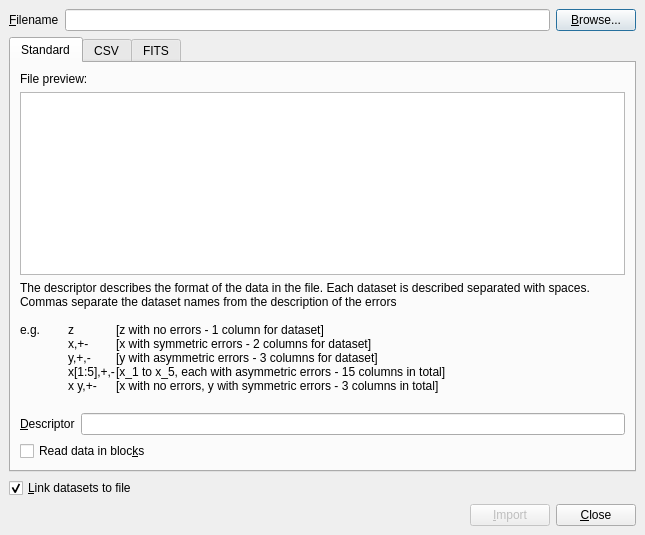
Before: the Qt Designer form dialogs/import.ui in veusz/veusz, drawn with Qt 5.
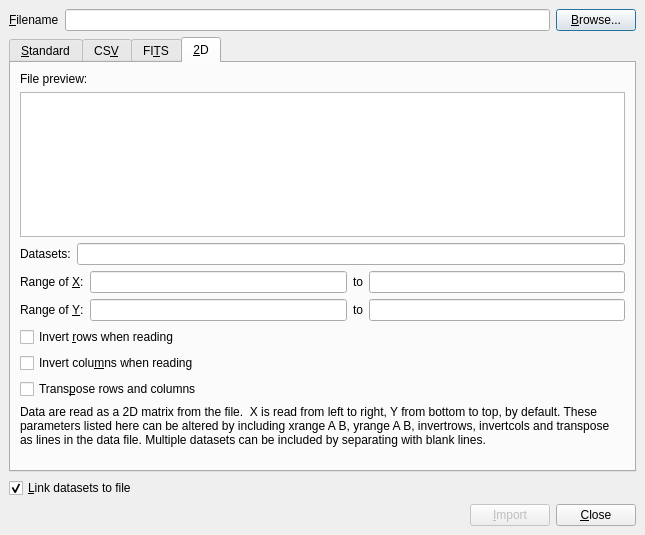
After: the same form once the commit is applied. The open tabs and pages were chosen to show the change.

Commit message: Fix 2D import

Patch:
```diff
--- a/dialogs/import.ui
+++ b/dialogs/import.ui
@@ -63,10 +63,7 @@
      </property>
      <widget class="QWidget" name="standardtab" >
       <attribute name="title" >
-       <string>Standard</string>
-      </attribute>
-      <attribute name="toolTip" >
-       <string>Standard plain text import</string>
+       <string>&amp;Standard</string>
       </attribute>
       <layout class="QVBoxLayout" >
        <property name="margin" >
@@ -174,10 +171,7 @@
      </widget>
      <widget class="QWidget" name="csvtab" >
       <attribute name="title" >
-       <string>CSV</string>
-      </attribute>
-      <attribute name="toolTip" >
-       <string>For importing comma separated variable files</string>
+       <string>CS&amp;V</string>
       </attribute>
       <layout class="QVBoxLayout" >
        <property name="margin" >
@@ -273,7 +267,7 @@
      </widget>
      <widget class="QWidget" name="fitstab" >
       <attribute name="title" >
-       <string>FITS</string>
+       <string>FI&amp;TS</string>
       </attribute>
       <layout class="QVBoxLayout" >
        <property name="margin" >
@@ -401,6 +395,161 @@
        </item>
       </layout>
      </widget>
+     <widget class="QWidget" name="tab2d" >
+      <attribute name="title" >
+       <string>&amp;2D</string>
+      </attribute>
+      <layout class="QVBoxLayout" >
+       <property name="margin" >
+        <number>9</number>
+       </property>
+       <property name="spacing" >
+        <number>6</number>
+       </property>
+       <item>
+        <widget class="QLabel" name="label_9" >
+         <property name="text" >
+          <string>File preview:</string>
+         </property>
+        </widget>
+       </item>
+       <item>
+        <widget class="QTextEdit" name="twod_previewedit" >
+         <property name="readOnly" >
+          <bool>true</bool>
+         </property>
+        </widget>
+       </item>
+       <item>
+        <layout class="QHBoxLayout" >
+         <property name="margin" >
+          <number>0</number>
+         </property>
+         <property name="spacing" >
+          <number>6</number>
+         </property>
+         <item>
+          <widget class="QLabel" name="label_20" >
+           <property name="text" >
+            <string>Datasets:</string>
+           </property>
+          </widget>
+         </item>
+         <item>
+          <widget class="QLineEdit" name="twod_datasetsedit" >
+           <property name="toolTip" >
+            <string>&lt;html>&lt;head>&lt;meta name="qrichtext" content="1" />&lt;/head>&lt;body style=" white-space: pre-wrap; font-family:Sans Serif; font-size:9pt; font-weight:400; font-style:normal; text-decoration:none;">&lt;p style=" margin-top:0px; margin-bottom:0px; margin-left:0px; margin-right:0px; -qt-block-indent:0; text-indent:0px;">A space separated list of dataset names to import from the file&lt;/p>&lt;/body>&lt;/html></string>
+           </property>
+          </widget>
+         </item>
+        </layout>
+       </item>
+       <item>
+        <layout class="QGridLayout" >
+         <property name="margin" >
+          <number>0</number>
+         </property>
+         <property name="spacing" >
+          <number>6</number>
+         </property>
+         <item row="1" column="2" >
+          <widget class="QLabel" name="label_17" >
+           <property name="text" >
+            <string>to</string>
+           </property>
+          </widget>
+         </item>
+         <item row="1" column="0" >
+          <widget class="QLabel" name="label_18" >
+           <property name="text" >
+            <string>Range of &amp;Y:</string>
+           </property>
+           <property name="buddy" >
+            <cstring>twod_yminedit</cstring>
+           </property>
+          </widget>
+         </item>
+         <item row="1" column="3" >
+          <widget class="QLineEdit" name="twod_ymaxedit" >
+           <property name="toolTip" >
+            <string>&lt;html>&lt;head>&lt;meta name="qrichtext" content="1" />&lt;/head>&lt;body style=" white-space: pre-wrap; font-family:Sans Serif; font-size:9pt; font-weight:400; font-style:normal; text-decoration:none;">&lt;p style=" margin-top:0px; margin-bottom:0px; margin-left:0px; margin-right:0px; -qt-block-indent:0; text-indent:0px;">Enter a number for the maximum coordinate of the Y axis (default number of rows in file)&lt;/p>&lt;/body>&lt;/html></string>
+           </property>
+          </widget>
+         </item>
+         <item row="0" column="1" >
+          <widget class="QLineEdit" name="twod_xminedit" >
+           <property name="toolTip" >
+            <string>&lt;html>&lt;head>&lt;meta name="qrichtext" content="1" />&lt;/head>&lt;body style=" white-space: pre-wrap; font-family:Sans Serif; font-size:9pt; font-weight:400; font-style:normal; text-decoration:none;">&lt;p style=" margin-top:0px; margin-bottom:0px; margin-left:0px; margin-right:0px; -qt-block-indent:0; text-indent:0px;">Enter a number for the minimum coordinate of the X axis (default 0)&lt;/p>&lt;/body>&lt;/html></string>
+           </property>
+          </widget>
+         </item>
+         <item row="0" column="3" >
+          <widget class="QLineEdit" name="twod_xmaxedit" >
+           <property name="toolTip" >
+            <string>&lt;html>&lt;head>&lt;meta name="qrichtext" content="1" />&lt;/head>&lt;body style=" white-space: pre-wrap; font-family:Sans Serif; font-size:9pt; font-weight:400; font-style:normal; text-decoration:none;">&lt;p style=" margin-top:0px; margin-bottom:0px; margin-left:0px; margin-right:0px; -qt-block-indent:0; text-indent:0px;">Enter a value for a maximum coordinate of the X axis (default is number of columns in file)&lt;/p>&lt;/body>&lt;/html></string>
+           </property>
+          </widget>
+         </item>
+         <item row="1" column="1" >
+          <widget class="QLineEdit" name="twod_yminedit" >
+           <property name="toolTip" >
+            <string>&lt;html>&lt;head>&lt;meta name="qrichtext" content="1" />&lt;/head>&lt;body style=" white-space: pre-wrap; font-family:Sans Serif; font-size:9pt; font-weight:400; font-style:normal; text-decoration:none;">&lt;p style=" margin-top:0px; margin-bottom:0px; margin-left:0px; margin-right:0px; -qt-block-indent:0; text-indent:0px;">Enter a number for the minimum coordinate of the Y axis (default 0)&lt;/p>&lt;/body>&lt;/html></string>
+           </property>
+          </widget>
+         </item>
+         <item row="0" column="0" >
+          <widget class="QLabel" name="label_15" >
+           <property name="text" >
+            <string>Range of &amp;X:</string>
+           </property>
+           <property name="buddy" >
+            <cstring>twod_xminedit</cstring>
+           </property>
+          </widget>
+         </item>
+         <item row="0" column="2" >
+          <widget class="QLabel" name="label_16" >
+           <property name="text" >
+            <string>to</string>
+           </property>
+          </widget>
+         </item>
+        </layout>
+       </item>
+       <item>
+        <widget class="QCheckBox" name="twod_invertrowscheck" >
+         <property name="text" >
+          <string>Invert &amp;rows when reading</string>
+         </property>
+        </widget>
+       </item>
+       <item>
+        <widget class="QCheckBox" name="twod_invertcolscheck" >
+         <property name="text" >
+          <string>Invert colu&amp;mns when reading</string>
+         </property>
+        </widget>
+       </item>
+       <item>
+        <widget class="QCheckBox" name="twod_transposecheck" >
+         <property name="text" >
+          <string>Trans&amp;pose rows and columns</string>
+         </property>
+        </widget>
+       </item>
+       <item>
+        <widget class="QLabel" name="label_19" >
+         <property name="text" >
+          <string>Data are read as a 2D matrix from the file.  X is read from left to right, Y from bottom to top, by default. These parameters listed here can be altered by including xrange A B, yrange A B, invertrows, invertcols and transpose as lines in the data file. Multiple datasets can be included by separating with blank lines.
+</string>
+         </property>
+         <property name="wordWrap" >
+          <bool>true</bool>
+         </property>
+        </widget>
+       </item>
+      </layout>
+     </widget>
     </widget>
    </item>
    <item>
```
Left out of the diff: 55 changed lines with no effect on the pictures. The commit also changes 2 other files.
